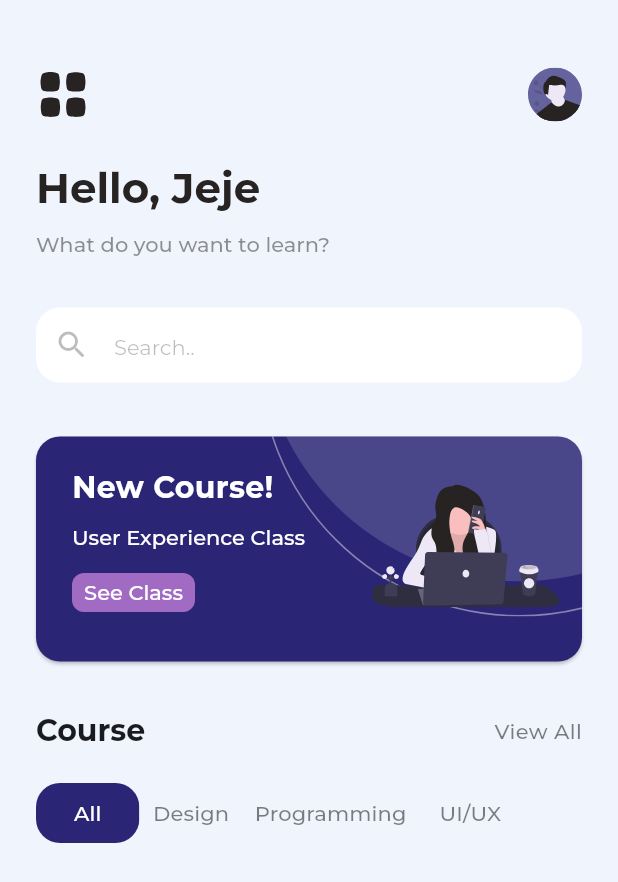
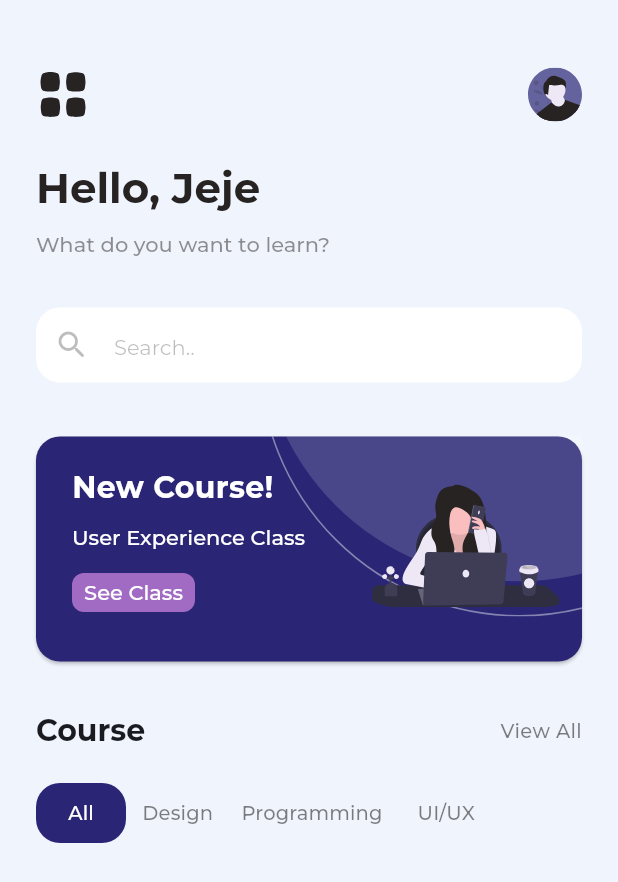
Before and after one commit to roya-zadran/onlinelearningapp, a Flutter app: the HomePage screen opened directly, on a phone screen of 412 x 824 dp. Shown: the top 882 px of the screen. Run offline on Flutter 3.47's test engine with Material 3 defaults, Android fonts, the phone set to English and light mode, and no system bars; our stand-ins replace flutter_svg, google_fonts.

Commit message:
RowButtons UI

```diff
--- a/lib/data/constants.dart
+++ b/lib/data/constants.dart
@@ -112,17 +112,17 @@ class ContainerDecoration {
 class RowButtons {
   static TextStyle kUnabledTextColor = GoogleFonts.montserrat(
     fontWeight: FontWeight.w500,
-    fontSize: 14,
+    fontSize: 13,
     color: Colors.black.withOpacity(0.5),
   );
   static TextStyle kEnabledTextColor = GoogleFonts.montserrat(
     fontWeight: FontWeight.w500,
-    fontSize: 14,
+    fontSize: 13,
     color: Colors.white,
   );
   static ButtonStyle kEnabledButtonStyle = TextButton.styleFrom(
     padding: EdgeInsets.all(8),
-    minimumSize: Size(68.9, 25),
+    minimumSize: Size(60, 20),
     backgroundColor: Color(0xFF2A2575),
     shape: RoundedRectangleBorder(
       borderRadius: BorderRadiusGeometry.circular(16),
--- a/lib/pages/home_page.dart
+++ b/lib/pages/home_page.dart
@@ -122,7 +122,9 @@ class _HomePageState extends State<HomePage> {
                       children: [
                         MiniRowButtonWidget(myText: "All", myValue: 0),
                         MiniRowButtonWidget(myText: "Design", myValue: 1),
+
                         MiniRowButtonWidget(myText: "Programming", myValue: 2),
+
                         MiniRowButtonWidget(myText: "UI/UX", myValue: 3),
                       ],
                     ),
```
